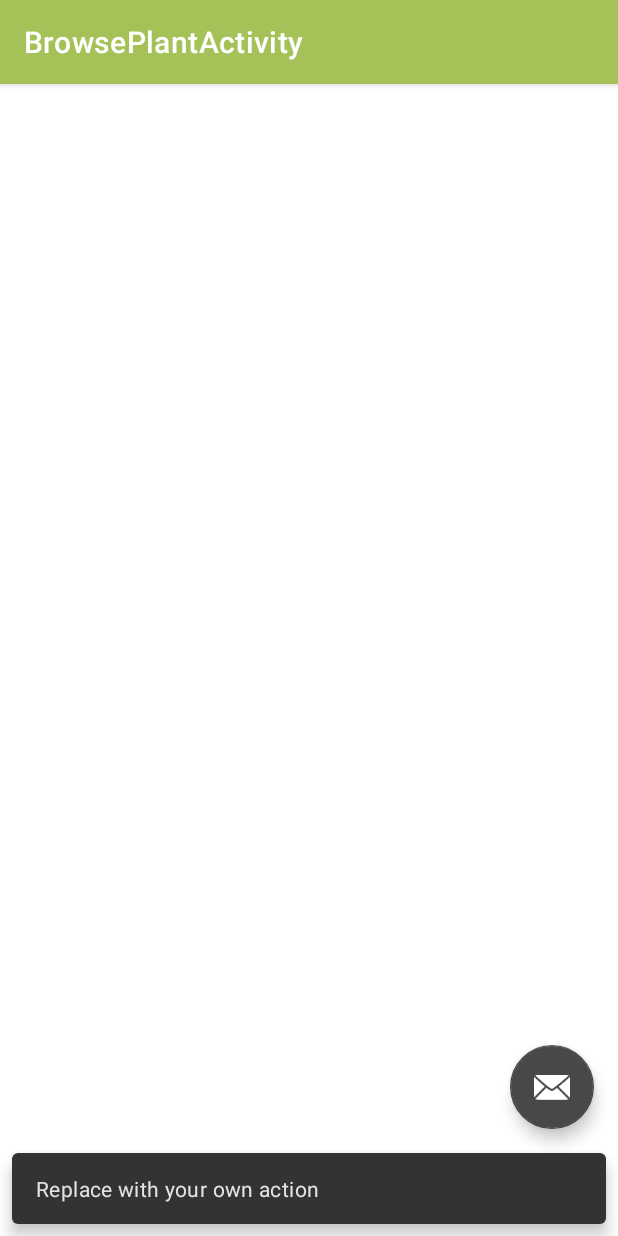
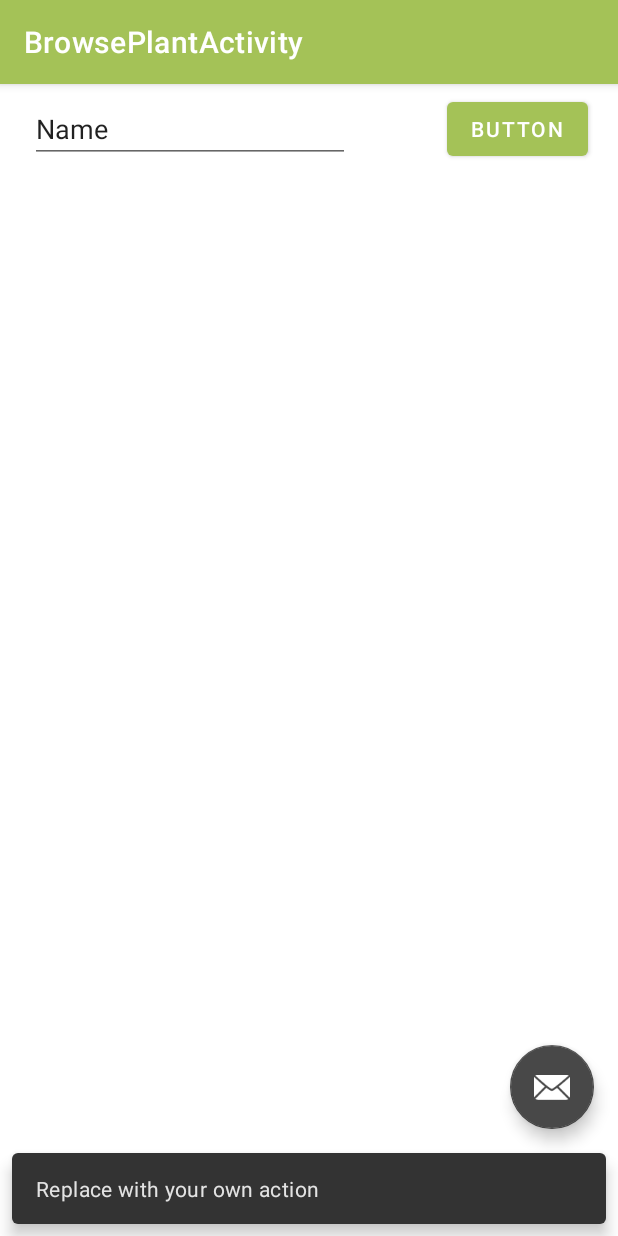
Before and after one commit to Macradon/ITSMAP-AppProject, an Android app: the BrowsePlantActivity screen opened directly, with no data from a screen before it, after a tap on an icon or button, on a phone screen of 412 x 824 dp. Run offline under Robolectric (Android 15) with nearby library versions, the phone set to English and light mode, and no system bars; our stand-ins replace Firebase (no records; nobody signed in at launch, a user with empty details on screens opened directly), Volley; network calls fail; pictures from the network do not load; 1 statement that could not run was skipped.

Commit message:
BrowsePlant kan browse
mangler at sætte detailsview og add to wishlist op

```diff
--- a/PlantSwapApplication/app/src/main/java/com/au564065/plantswap/activities/browseplant/BrowsePlantActivity.java
+++ b/PlantSwapApplication/app/src/main/java/com/au564065/plantswap/activities/browseplant/BrowsePlantActivity.java
@@ -2,6 +2,7 @@ package com.au564065.plantswap.activities.browseplant;
 
 import android.os.Bundle;
 
+import com.au564065.plantswap.activities.profile.Profile_Window_fragment;
 import com.google.android.material.floatingactionbutton.FloatingActionButton;
 import com.google.android.material.snackbar.Snackbar;
 
@@ -21,6 +22,12 @@ public class BrowsePlantActivity extends AppCompatActivity {
         Toolbar toolbar = findViewById(R.id.toolbar);
         setSupportActionBar(toolbar);
 
+        if (savedInstanceState == null){
+            getSupportFragmentManager().beginTransaction()
+                    .replace(R.id.BrowsePlantLayout,new BrowsePlant_List_fragment())
+                    .commitNow();
+        }
+
         FloatingActionButton fab = findViewById(R.id.fab);
         fab.setOnClickListener(new View.OnClickListener() {
             @Override
--- /dev/null
+++ b/PlantSwapApplication/app/src/main/java/com/au564065/plantswap/activities/browseplant/BrowsePlant_List_fragment.java
@@ -0,0 +1,89 @@
+package com.au564065.plantswap.activities.browseplant;
+
+import android.os.Bundle;
+
+import androidx.annotation.Nullable;
+import androidx.fragment.app.Fragment;
+import androidx.lifecycle.Observer;
+import androidx.lifecycle.ViewModelProvider;
+import androidx.recyclerview.widget.LinearLayoutManager;
+import androidx.recyclerview.widget.RecyclerView;
+
+import android.view.LayoutInflater;
+import android.view.View;
+import android.view.ViewGroup;
+import android.widget.Button;
+import android.widget.EditText;
+
+import com.au564065.plantswap.R;
+import com.au564065.plantswap.models.Plant;
+import com.au564065.plantswap.ui.recyclerview.PlantAdapter;
+import com.au564065.plantswap.viewmodels.PlantViewModel;
+
+import java.util.List;
+
+
+public class BrowsePlant_List_fragment extends Fragment implements PlantAdapter.IPlantItemClickedListener {
+
+    private PlantViewModel plantVM;
+    private RecyclerView plantCycler;
+    private PlantAdapter adapter;
+    private RecyclerView.LayoutManager layoutMan;
+    private Button searchBtn;
+    private EditText searchTxt;
+
+    @Override
+    public void onCreate(Bundle savedInstanceState) {
+        super.onCreate(savedInstanceState);
+
+    }
+
+    @Override
+    public View onCreateView(LayoutInflater inflater, ViewGroup container,
+                             Bundle savedInstanceState) {
+        // Inflate the layout for this fragment
+        View v = inflater.inflate(R.layout.fragment_browse_plant_list, container, false);
+        //initiate recyclerview
+        plantCycler = v.findViewById(R.id.browsePlantCycler);
+        searchBtn = v.findViewById(R.id.BrowsePlant_SearchButton);
+        searchTxt = v.findViewById(R.id.BrowsePlant_TextField);
+
+        return v;
+    }
+
+    @Override
+    public void onActivityCreated(@Nullable Bundle savedInstanceState) {
+        super.onActivityCreated(savedInstanceState);
+
+        adapter = new PlantAdapter(this);
+        layoutMan = new LinearLayoutManager(getContext());
+        plantCycler.setAdapter(adapter);
+        plantCycler.setLayoutManager(layoutMan);
+
+        setClickers();
+
+        plantVM = new ViewModelProvider(getActivity()).get(PlantViewModel.class);
+        plantVM.getPlants().observe(getViewLifecycleOwner(), new Observer<List<Plant>>() {
+            @Override
+            public void onChanged(List<Plant> plants) {
+                adapter.updateList(plants);
+            }
+        });
+
+
+    }
+
+    @Override
+    public void onItemClicked(int index) {
+        //go to details??? i cannot see what details i should go to or stuff like that
+    }
+
+    public void setClickers(){
+        searchBtn.setOnClickListener(new View.OnClickListener() {
+            @Override
+            public void onClick(View view) {
+                plantVM.SearchPlant(searchTxt.getText().toString());
+            }
+        });
+    }
+}
--- a/PlantSwapApplication/app/src/main/java/com/au564065/plantswap/viewmodels/PlantViewModel.java
+++ b/PlantSwapApplication/app/src/main/java/com/au564065/plantswap/viewmodels/PlantViewModel.java
@@ -1,28 +1,39 @@
 package com.au564065.plantswap.viewmodels;
 
+import android.app.Application;
+
+import androidx.annotation.NonNull;
+import androidx.lifecycle.AndroidViewModel;
 import androidx.lifecycle.LiveData;
 import androidx.lifecycle.MutableLiveData;
 import androidx.lifecycle.ProcessLifecycleOwner;
 import androidx.lifecycle.ViewModel;
+
+import com.au564065.plantswap.database.Repository;
 import com.au564065.plantswap.models.Plant;
 
 import java.util.ArrayList;
 import java.util.List;
 
-public class PlantViewModel extends ViewModel{
+public class PlantViewModel extends AndroidViewModel {
     //insert repo
     //LiveData<List<Plant>> plantLive; //en repo funktion
-    MutableLiveData<List<Plant>> plantMut;
+    Repository repo;
+
+    public PlantViewModel(@NonNull Application application) {
+        super(application);
+        repo = Repository.getInstance(application.getApplicationContext());
+    }
 
     public LiveData<List<Plant>> getPlants() {
-        return plantMut;
+
+       return repo.getSearchResult();
+
     }
 
-    public void addPlant(String searchText){
+    public void SearchPlant(String searchText){
 
-        //get plant List back with searchText skulle gerne ske async
-        List temp = new ArrayList<>();
-        plantMut.setValue(temp);
+        repo.fetchPlantFromAPI(searchText);
 
     }
 
--- a/PlantSwapApplication/app/src/main/java/com/au564065/plantswap/viewmodels/ProfileViewModel.java
+++ b/PlantSwapApplication/app/src/main/java/com/au564065/plantswap/viewmodels/ProfileViewModel.java
@@ -20,11 +20,11 @@ public class ProfileViewModel extends AndroidViewModel {
 
     public ProfileViewModel(@NonNull Application application) {
         super(application);
-        repo =
+        repo = Repository.getInstance(application.getApplicationContext());
     }
 
     public LiveData<PlantSwapUser> getData() {
-        return userLiveData; //få en user fra firebase som man kan observe
+        return repo.getCurrentUser(); //få en user fra firebase som man kan observe
     }
 
     public void UpdateUserData(){
--- a/PlantSwapApplication/app/src/main/res/layout/content_browse_plant.xml
+++ b/PlantSwapApplication/app/src/main/res/layout/content_browse_plant.xml
@@ -1,6 +1,20 @@
 <?xml version="1.0" encoding="utf-8"?>
 <androidx.constraintlayout.widget.ConstraintLayout xmlns:android="http://schemas.android.com/apk/res/android"
     xmlns:app="http://schemas.android.com/apk/res-auto"
+    xmlns:tools="http://schemas.android.com/tools"
     android:layout_width="match_parent"
     android:layout_height="match_parent"
-    app:layout_behavior="@string/appbar_scrolling_view_behavior"></androidx.constraintlayout.widget.ConstraintLayout>
+    app:layout_behavior="@string/appbar_scrolling_view_behavior">
+
+    <FrameLayout
+        android:id="@+id/BrowsePlantLayout"
+        android:layout_width="match_parent"
+        android:layout_height="match_parent"
+        app:layout_constraintBottom_toBottomOf="parent"
+        app:layout_constraintEnd_toEndOf="parent"
+        app:layout_constraintHorizontal_bias="0.0"
+        app:layout_constraintStart_toStartOf="parent"
+        app:layout_constraintTop_toTopOf="parent">
+
+    </FrameLayout>
+</androidx.constraintlayout.widget.ConstraintLayout>
--- /dev/null
+++ b/PlantSwapApplication/app/src/main/res/layout/fragment_browse_plant_list.xml
@@ -0,0 +1,48 @@
+<?xml version="1.0" encoding="utf-8"?>
+<androidx.constraintlayout.widget.ConstraintLayout xmlns:android="http://schemas.android.com/apk/res/android"
+    xmlns:app="http://schemas.android.com/apk/res-auto"
+    xmlns:tools="http://schemas.android.com/tools"
+    android:id="@+id/frameLayout2"
+    android:layout_width="match_parent"
+    android:layout_height="match_parent"
+    tools:context=".activities.browseplant.BrowsePlant_List_fragment">
+
+    <androidx.recyclerview.widget.RecyclerView
+        android:id="@+id/browsePlantCycler"
+        android:layout_width="0dp"
+        android:layout_height="0dp"
+        android:layout_marginTop="60dp"
+        app:layout_constraintBottom_toBottomOf="parent"
+        app:layout_constraintEnd_toEndOf="parent"
+        app:layout_constraintHorizontal_bias="0.0"
+        app:layout_constraintStart_toStartOf="parent"
+        app:layout_constraintTop_toTopOf="parent" />
+
+    <EditText
+        android:id="@+id/BrowsePlant_TextField"
+        android:layout_width="wrap_content"
+        android:layout_height="wrap_content"
+        android:layout_marginStart="20dp"
+        android:layout_marginLeft="20dp"
+        android:layout_marginTop="10dp"
+        android:layout_marginBottom="10dp"
+        android:ems="10"
+        android:inputType="textPersonName"
+        android:text="Name"
+        app:layout_constraintBottom_toTopOf="@+id/browsePlantCycler"
+        app:layout_constraintStart_toStartOf="parent"
+        app:layout_constraintTop_toTopOf="parent" />
+
+    <Button
+        android:id="@+id/BrowsePlant_SearchButton"
+        android:layout_width="wrap_content"
+        android:layout_height="wrap_content"
+        android:layout_marginTop="10dp"
+        android:layout_marginEnd="20dp"
+        android:layout_marginRight="20dp"
+        android:layout_marginBottom="10dp"
+        android:text="Button"
+        app:layout_constraintBottom_toTopOf="@+id/browsePlantCycler"
+        app:layout_constraintEnd_toEndOf="parent"
+        app:layout_constraintTop_toTopOf="parent" />
+</androidx.constraintlayout.widget.ConstraintLayout>
```
Also changed, not shown: PlantSwapApplication/app/src/main/java/com/au564065/plantswap/activities/profile/Profile_Update_fragment.java (+20 -16 lines), PlantSwapApplication/app/src/main/java/com/au564065/plantswap/ui/recyclerview/PlantAdapter.java (+82 -1 lines), PlantSwapApplication/app/src/main/res/layout/plant_item.xml (added, +41 -0 lines).
